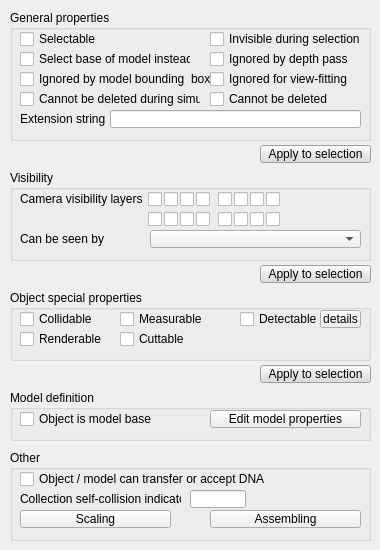
Before: the Qt Designer form ui/qdlgcommonproperties.ui in CoppeliaRobotics/coppeliaSimLib, drawn with Qt 5.
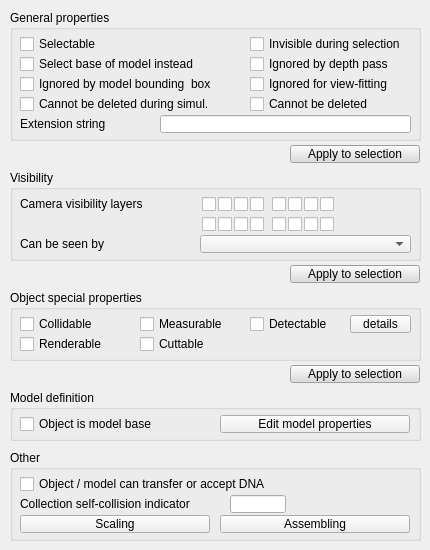
After: the same form once the commit is applied.

```diff
--- a/ui/qdlgcommonproperties.ui
+++ b/ui/qdlgcommonproperties.ui
@@ -6,7 +6,7 @@
    <rect>
     <x>0</x>
     <y>0</y>
-    <width>380</width>
+    <width>430</width>
     <height>550</height>
    </rect>
   </property>
@@ -21,7 +21,7 @@
     <rect>
      <x>10</x>
      <y>10</y>
-     <width>361</width>
+     <width>411</width>
      <height>131</height>
     </rect>
    </property>
@@ -35,8 +35,8 @@
     <property name="geometry">
      <rect>
       <x>10</x>
-      <y>20</y>
-      <width>131</width>
+      <y>25</y>
+      <width>171</width>
       <height>18</height>
      </rect>
     </property>
@@ -51,8 +51,8 @@
     <property name="geometry">
      <rect>
       <x>10</x>
-      <y>40</y>
-      <width>171</width>
+      <y>45</y>
+      <width>231</width>
       <height>18</height>
      </rect>
     </property>
@@ -67,8 +67,8 @@
     <property name="geometry">
      <rect>
       <x>10</x>
-      <y>60</y>
-      <width>191</width>
+      <y>65</y>
+      <width>231</width>
       <height>18</height>
      </rect>
     </property>
@@ -82,9 +82,9 @@
    <widget class="QCheckBox" name="qqIgnoreForViewFitting">
     <property name="geometry">
      <rect>
-      <x>200</x>
-      <y>60</y>
-      <width>161</width>
+      <x>240</x>
+      <y>65</y>
+      <width>171</width>
       <height>18</height>
      </rect>
     </property>
@@ -98,9 +98,9 @@
    <widget class="QCheckBox" name="qqSelectInvisible">
     <property name="geometry">
      <rect>
-      <x>200</x>
-      <y>20</y>
-      <width>161</width>
+      <x>240</x>
+      <y>25</y>
+      <width>171</width>
       <height>18</height>
      </rect>
     </property>
@@ -114,9 +114,9 @@
    <widget class="QCheckBox" name="qqDepthInvisible">
     <property name="geometry">
      <rect>
-      <x>200</x>
-      <y>40</y>
-      <width>161</width>
+      <x>240</x>
+      <y>45</y>
+      <width>171</width>
       <height>18</height>
      </rect>
     </property>
@@ -131,8 +131,8 @@
     <property name="geometry">
      <rect>
       <x>10</x>
-      <y>100</y>
-      <width>91</width>
+      <y>105</y>
+      <width>131</width>
       <height>18</height>
      </rect>
     </property>
@@ -143,8 +143,8 @@
    <widget class="QLineEdit" name="qqExtensionString">
     <property name="geometry">
      <rect>
-      <x>100</x>
-      <y>100</y>
+      <x>150</x>
+      <y>105</y>
       <width>251</width>
       <height>18</height>
      </rect>
@@ -153,9 +153,9 @@
    <widget class="QCheckBox" name="qqCannotBeDeleted">
     <property name="geometry">
      <rect>
-      <x>200</x>
-      <y>80</y>
-      <width>141</width>
+      <x>240</x>
+      <y>85</y>
+      <width>171</width>
       <height>18</height>
      </rect>
     </property>
@@ -170,8 +170,8 @@
     <property name="geometry">
      <rect>
       <x>10</x>
-      <y>80</y>
-      <width>181</width>
+      <y>85</y>
+      <width>231</width>
       <height>18</height>
      </rect>
     </property>
@@ -188,7 +188,7 @@
     <rect>
      <x>10</x>
      <y>170</y>
-     <width>361</width>
+     <width>411</width>
      <height>91</height>
     </rect>
    </property>
@@ -201,8 +201,8 @@
    <widget class="QCheckBox" name="a_4">
     <property name="geometry">
      <rect>
-      <x>186</x>
-      <y>20</y>
+      <x>240</x>
+      <y>25</y>
       <width>16</width>
       <height>18</height>
      </rect>
@@ -217,8 +217,8 @@
    <widget class="QCheckBox" name="a_14">
     <property name="geometry">
      <rect>
-      <x>224</x>
-      <y>40</y>
+      <x>278</x>
+      <y>45</y>
       <width>16</width>
       <height>18</height>
      </rect>
@@ -233,8 +233,8 @@
    <widget class="QCheckBox" name="a_9">
     <property name="geometry">
      <rect>
-      <x>138</x>
-      <y>40</y>
+      <x>192</x>
+      <y>45</y>
       <width>16</width>
       <height>18</height>
      </rect>
@@ -249,8 +249,8 @@
    <widget class="QCheckBox" name="a_6">
     <property name="geometry">
      <rect>
-      <x>224</x>
-      <y>20</y>
+      <x>278</x>
+      <y>25</y>
       <width>16</width>
       <height>18</height>
      </rect>
@@ -265,8 +265,8 @@
    <widget class="QCheckBox" name="a_8">
     <property name="geometry">
      <rect>
-      <x>256</x>
-      <y>20</y>
+      <x>310</x>
+      <y>25</y>
       <width>16</width>
       <height>18</height>
      </rect>
@@ -281,8 +281,8 @@
    <widget class="QCheckBox" name="a_13">
     <property name="geometry">
      <rect>
-      <x>208</x>
-      <y>40</y>
+      <x>262</x>
+      <y>45</y>
       <width>16</width>
       <height>18</height>
      </rect>
@@ -297,8 +297,8 @@
    <widget class="QCheckBox" name="a_2">
     <property name="geometry">
      <rect>
-      <x>154</x>
-      <y>20</y>
+      <x>208</x>
+      <y>25</y>
       <width>16</width>
       <height>18</height>
      </rect>
@@ -313,8 +313,8 @@
    <widget class="QCheckBox" name="a_3">
     <property name="geometry">
      <rect>
-      <x>170</x>
-      <y>20</y>
+      <x>224</x>
+      <y>25</y>
       <width>16</width>
       <height>18</height>
      </rect>
@@ -329,8 +329,8 @@
    <widget class="QCheckBox" name="a_7">
     <property name="geometry">
      <rect>
-      <x>240</x>
-      <y>20</y>
+      <x>294</x>
+      <y>25</y>
       <width>16</width>
       <height>18</height>
      </rect>
@@ -345,8 +345,8 @@
    <widget class="QCheckBox" name="a_12">
     <property name="geometry">
      <rect>
-      <x>186</x>
-      <y>40</y>
+      <x>240</x>
+      <y>45</y>
       <width>16</width>
       <height>18</height>
      </rect>
@@ -361,8 +361,8 @@
    <widget class="QCheckBox" name="a_16">
     <property name="geometry">
      <rect>
-      <x>256</x>
-      <y>40</y>
+      <x>310</x>
+      <y>45</y>
       <width>16</width>
       <height>18</height>
      </rect>
@@ -377,8 +377,8 @@
    <widget class="QCheckBox" name="a_10">
     <property name="geometry">
      <rect>
-      <x>154</x>
-      <y>40</y>
+      <x>208</x>
+      <y>45</y>
       <width>16</width>
       <height>18</height>
      </rect>
@@ -393,8 +393,8 @@
    <widget class="QCheckBox" name="a_11">
     <property name="geometry">
      <rect>
-      <x>170</x>
-      <y>40</y>
+      <x>224</x>
+      <y>45</y>
       <width>16</width>
       <height>18</height>
      </rect>
@@ -409,8 +409,8 @@
    <widget class="QCheckBox" name="a_1">
     <property name="geometry">
      <rect>
-      <x>138</x>
-      <y>20</y>
+      <x>192</x>
+      <y>25</y>
       <width>16</width>
       <height>18</height>
      </rect>
@@ -425,8 +425,8 @@
    <widget class="QCheckBox" name="a_5">
     <property name="geometry">
      <rect>
-      <x>208</x>
-      <y>20</y>
+      <x>262</x>
+      <y>25</y>
       <width>16</width>
       <height>18</height>
      </rect>
@@ -441,8 +441,8 @@
    <widget class="QCheckBox" name="a_15">
     <property name="geometry">
      <rect>
-      <x>240</x>
-      <y>40</y>
+      <x>294</x>
+      <y>45</y>
       <width>16</width>
       <height>18</height>
      </rect>
@@ -457,8 +457,8 @@
    <widget class="QComboBox" name="qqViewableObjects">
     <property name="geometry">
      <rect>
-      <x>140</x>
-      <y>60</y>
+      <x>190</x>
+      <y>65</y>
       <width>211</width>
       <height>18</height>
      </rect>
@@ -471,8 +471,8 @@
     <property name="geometry">
      <rect>
       <x>10</x>
-      <y>20</y>
-      <width>131</width>
+      <y>25</y>
+      <width>171</width>
       <height>18</height>
      </rect>
     </property>
@@ -484,8 +484,8 @@
     <property name="geometry">
      <rect>
       <x>10</x>
-      <y>60</y>
-      <width>121</width>
+      <y>65</y>
+      <width>161</width>
       <height>18</height>
      </rect>
     </property>
@@ -499,7 +499,7 @@
     <rect>
      <x>10</x>
      <y>390</y>
-     <width>361</width>
+     <width>411</width>
      <height>51</height>
     </rect>
    </property>
@@ -513,7 +513,7 @@
     <property name="geometry">
      <rect>
       <x>10</x>
-      <y>20</y>
+      <y>25</y>
       <width>191</width>
       <height>18</height>
      </rect>
@@ -528,9 +528,9 @@
    <widget class="QToolButton" name="qqEditModelProperties">
     <property name="geometry">
      <rect>
-      <x>200</x>
-      <y>20</y>
-      <width>151</width>
+      <x>210</x>
+      <y>25</y>
+      <width>190</width>
       <height>18</height>
      </rect>
     </property>
@@ -547,7 +547,7 @@
     <rect>
      <x>10</x>
      <y>290</y>
-     <width>361</width>
+     <width>411</width>
      <height>71</height>
     </rect>
    </property>
@@ -561,8 +561,8 @@
     <property name="geometry">
      <rect>
       <x>10</x>
-      <y>20</y>
-      <width>101</width>
+      <y>25</y>
+      <width>121</width>
       <height>18</height>
      </rect>
     </property>
@@ -576,9 +576,9 @@
    <widget class="QCheckBox" name="qqMeasurable">
     <property name="geometry">
      <rect>
-      <x>110</x>
-      <y>20</y>
-      <width>91</width>
+      <x>130</x>
+      <y>25</y>
+      <width>111</width>
       <height>18</height>
      </rect>
     </property>
@@ -593,8 +593,8 @@
     <property name="geometry">
      <rect>
       <x>10</x>
-      <y>40</y>
-      <width>101</width>
+      <y>45</y>
+      <width>121</width>
       <height>18</height>
      </rect>
     </property>
@@ -608,8 +608,8 @@
    <widget class="QCheckBox" name="qqCuttable">
     <property name="geometry">
      <rect>
-      <x>110</x>
-      <y>40</y>
+      <x>130</x>
+      <y>45</y>
       <width>201</width>
       <height>18</height>
      </rect>
@@ -624,9 +624,9 @@
    <widget class="QCheckBox" name="qqDetectable">
     <property name="geometry">
      <rect>
-      <x>230</x>
-      <y>20</y>
-      <width>81</width>
+      <x>240</x>
+      <y>25</y>
+      <width>101</width>
       <height>18</height>
      </rect>
     </property>
@@ -643,9 +643,9 @@
    <widget class="QToolButton" name="qqEditDetectableDetails">
     <property name="geometry">
      <rect>
-      <x>310</x>
-      <y>20</y>
-      <width>41</width>
+      <x>340</x>
+      <y>25</y>
+      <width>61</width>
       <height>18</height>
      </rect>
     </property>
@@ -662,7 +662,7 @@
     <rect>
      <x>10</x>
      <y>450</y>
-     <width>361</width>
+     <width>411</width>
      <height>91</height>
     </rect>
    </property>
@@ -676,8 +676,8 @@
     <property name="geometry">
      <rect>
       <x>10</x>
-      <y>60</y>
-      <width>151</width>
+      <y>65</y>
+      <width>190</width>
       <height>18</height>
      </rect>
     </property>
@@ -691,9 +691,9 @@
    <widget class="QToolButton" name="qqAssembling">
     <property name="geometry">
      <rect>
-      <x>200</x>
-      <y>60</y>
-      <width>151</width>
+      <x>210</x>
+      <y>65</y>
+      <width>190</width>
       <height>18</height>
      </rect>
     </property>
@@ -708,8 +708,8 @@
     <property name="geometry">
      <rect>
       <x>10</x>
-      <y>20</y>
-      <width>281</width>
+      <y>25</y>
+      <width>331</width>
       <height>18</height>
      </rect>
     </property>
@@ -723,8 +723,8 @@
    <widget class="QLineEdit" name="qqSelfCollisionIndicator">
     <property name="geometry">
      <rect>
-      <x>180</x>
-      <y>40</y>
+      <x>220</x>
+      <y>45</y>
       <width>56</width>
       <height>18</height>
      </rect>
@@ -734,8 +734,8 @@
     <property name="geometry">
      <rect>
       <x>10</x>
-      <y>40</y>
-      <width>161</width>
+      <y>45</y>
+      <width>201</width>
       <height>18</height>
      </rect>
     </property>
@@ -747,9 +747,9 @@
   <widget class="QToolButton" name="qqApplyGeneralProperties">
    <property name="geometry">
     <rect>
-     <x>260</x>
+     <x>290</x>
      <y>145</y>
-     <width>111</width>
+     <width>130</width>
      <height>18</height>
     </rect>
    </property>
@@ -891,6 +891,15 @@
         </color>
        </brush>
       </colorrole>
+      <colorrole role="PlaceholderText">
+       <brush brushstyle="NoBrush">
+        <color alpha="128">
+         <red>0</red>
+         <green>0</green>
+         <blue>0</blue>
+        </color>
+       </brush>
+      </colorrole>
      </active>
      <inactive>
       <colorrole role="WindowText">
@@ -1028,6 +1037,15 @@
         </color>
        </brush>
       </colorrole>
+      <colorrole role="PlaceholderText">
+       <brush brushstyle="NoBrush">
+        <color alpha="128">
+         <red>0</red>
+         <green>0</green>
+         <blue>0</blue>
+        </color>
+       </brush>
+      </colorrole>
      </inactive>
      <disabled>
       <colorrole role="WindowText">
@@ -1165,6 +1183,15 @@
         </color>
        </brush>
       </colorrole>
+      <colorrole role="PlaceholderText">
+       <brush brushstyle="NoBrush">
+        <color alpha="128">
+         <red>0</red>
+         <green>0</green>
+         <blue>0</blue>
+        </color>
+       </brush>
+      </colorrole>
      </disabled>
     </palette>
    </property>
@@ -1178,9 +1205,9 @@
   <widget class="QToolButton" name="qqApplyLayers">
    <property name="geometry">
     <rect>
-     <x>260</x>
+     <x>290</x>
      <y>265</y>
-     <width>111</width>
+     <width>130</width>
      <height>18</height>
     </rect>
    </property>
@@ -1322,6 +1349,15 @@
         </color>
        </brush>
       </colorrole>
+      <colorrole role="PlaceholderText">
+       <brush brushstyle="NoBrush">
+        <color alpha="128">
+         <red>0</red>
+         <green>0</green>
+         <blue>0</blue>
+        </color>
+       </brush>
+      </colorrole>
      </active>
      <inactive>
       <colorrole role="WindowText">
@@ -1459,6 +1495,15 @@
         </color>
        </brush>
       </colorrole>
+      <colorrole role="PlaceholderText">
+       <brush brushstyle="NoBrush">
+        <color alpha="128">
+         <red>0</red>
+         <green>0</green>
+         <blue>0</blue>
+        </color>
+       </brush>
+      </colorrole>
      </inactive>
      <disabled>
       <colorrole role="WindowText">
@@ -1596,6 +1641,15 @@
         </color>
        </brush>
       </colorrole>
+      <colorrole role="PlaceholderText">
+       <brush brushstyle="NoBrush">
+        <color alpha="128">
+         <red>0</red>
+         <green>0</green>
+         <blue>0</blue>
+        </color>
+       </brush>
+      </colorrole>
      </disabled>
     </palette>
    </property>
@@ -1609,9 +1663,9 @@
   <widget class="QToolButton" name="qqApplySpecialProperties">
    <property name="geometry">
     <rect>
-     <x>260</x>
+     <x>290</x>
      <y>365</y>
-     <width>111</width>
+     <width>130</width>
      <height>18</height>
     </rect>
    </property>
@@ -1753,6 +1807,15 @@
         </color>
        </brush>
       </colorrole>
+      <colorrole role="PlaceholderText">
+       <brush brushstyle="NoBrush">
+        <color alpha="128">
+         <red>0</red>
+         <green>0</green>
+         <blue>0</blue>
+        </color>
+       </brush>
+      </colorrole>
      </active>
      <inactive>
       <colorrole role="WindowText">
@@ -1890,6 +1953,15 @@
         </color>
        </brush>
       </colorrole>
+      <colorrole role="PlaceholderText">
+       <brush brushstyle="NoBrush">
+        <color alpha="128">
+         <red>0</red>
+         <green>0</green>
+         <blue>0</blue>
+        </color>
+       </brush>
+      </colorrole>
      </inactive>
      <disabled>
       <colorrole role="WindowText">
@@ -2027,6 +2099,15 @@
         </color>
        </brush>
       </colorrole>
+      <colorrole role="PlaceholderText">
+       <brush brushstyle="NoBrush">
+        <color alpha="128">
+         <red>0</red>
+         <green>0</green>
+         <blue>0</blue>
+        </color>
+       </brush>
+      </colorrole>
      </disabled>
     </palette>
    </property>
```
